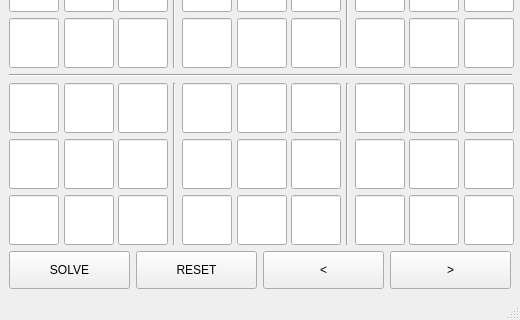
DaRes-97/prog_CPP_graph_QT_sudoku, file QT/sudoku.ui: the form before one commit; both pictures show x 0 to 520 and y 280 to 600 of the 520 by 600 pixel window.
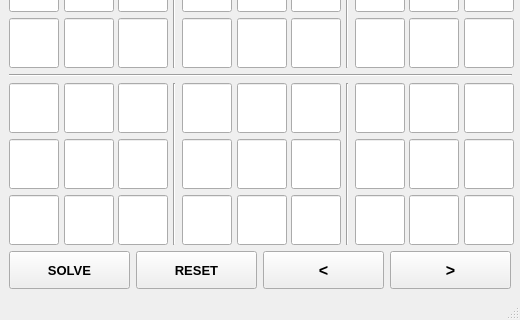
The form after the commit.

What changed in the file:
```diff
--- a/QT/sudoku.ui
+++ b/QT/sudoku.ui
@@ -3191,6 +3191,13 @@
           <verstretch>0</verstretch>
          </sizepolicy>
         </property>
+        <property name="font">
+         <font>
+          <pointsize>10</pointsize>
+          <weight>75</weight>
+          <bold>true</bold>
+         </font>
+        </property>
         <property name="text">
          <string>SOLVE</string>
         </property>
@@ -3204,6 +3211,13 @@
           <verstretch>0</verstretch>
          </sizepolicy>
         </property>
+        <property name="font">
+         <font>
+          <pointsize>10</pointsize>
+          <weight>75</weight>
+          <bold>true</bold>
+         </font>
+        </property>
         <property name="text">
          <string>RESET</string>
         </property>
@@ -3217,6 +3231,13 @@
           <verstretch>0</verstretch>
          </sizepolicy>
         </property>
+        <property name="font">
+         <font>
+          <pointsize>12</pointsize>
+          <weight>75</weight>
+          <bold>true</bold>
+         </font>
+        </property>
         <property name="text">
          <string>&lt;</string>
         </property>
@@ -3230,6 +3251,13 @@
           <verstretch>0</verstretch>
          </sizepolicy>
         </property>
+        <property name="font">
+         <font>
+          <pointsize>12</pointsize>
+          <weight>75</weight>
+          <bold>true</bold>
+         </font>
+        </property>
         <property name="text">
          <string>&gt;</string>
         </property>
```
